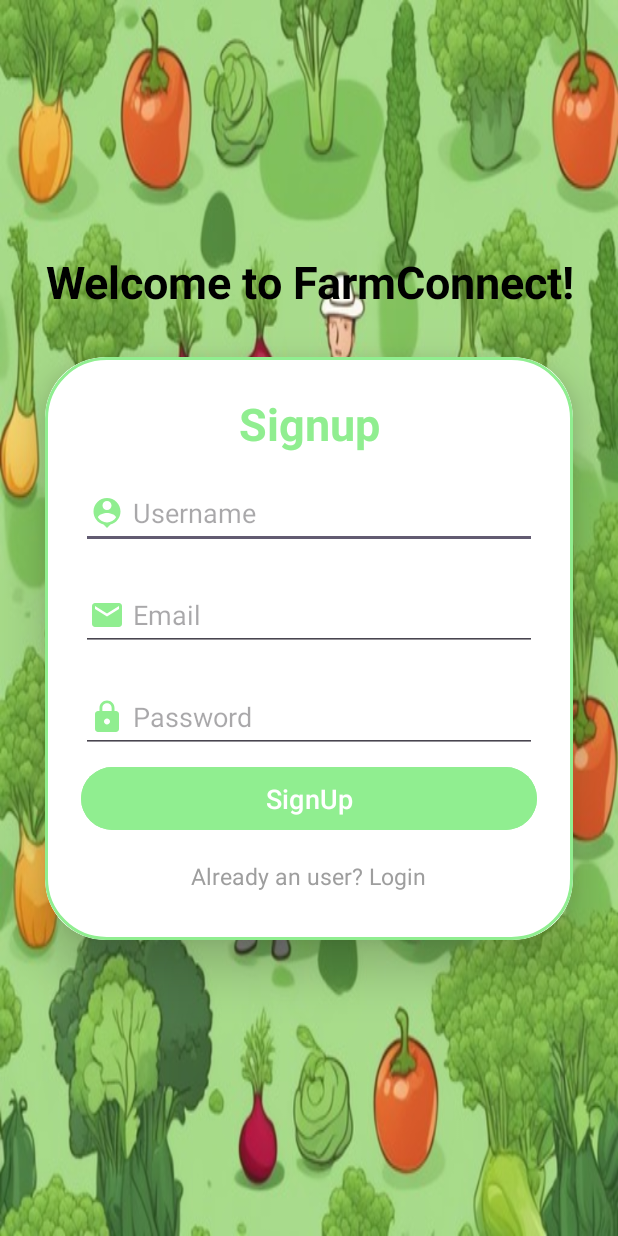
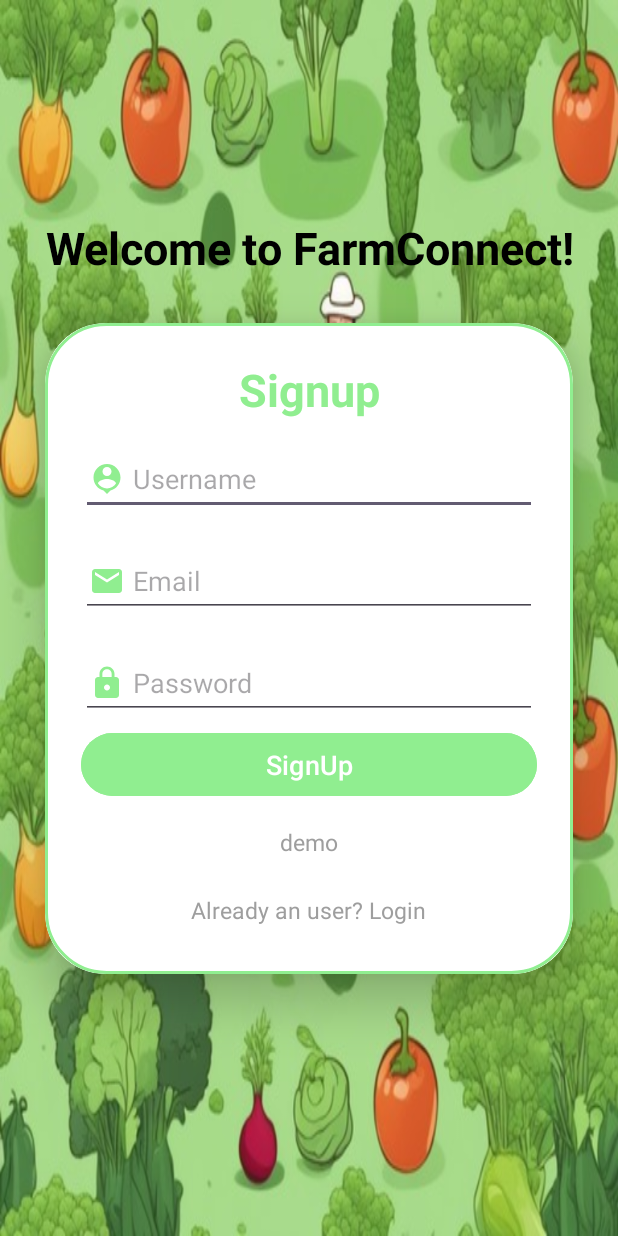
Before and after one commit to rajeev210403/FarmConnect, an Android app: the layout activity_signup.xml on its own in the app's theme, with its tools: preview values and no code run, on a phone screen of 412 x 824 dp. Run offline under Robolectric (Android 15) with nearby library versions, the phone set to English and light mode, and no system bars.

Commit message:
signup linking with backend

```diff
--- a/Frontend/app/src/main/res/layout/activity_signup.xml
+++ b/Frontend/app/src/main/res/layout/activity_signup.xml
@@ -85,7 +85,16 @@
                 android:backgroundTint="#90EE90"
                 android:id="@+id/signupbutton"
                 android:textSize="18dp"/>
-
+            <TextView
+                android:layout_width="wrap_content"
+                android:layout_height="wrap_content"
+                android:id="@+id/atv"
+                android:text="demo"
+                android:layout_gravity="center"
+                android:padding="8dp"
+                android:textSize="15sp"
+                android:layout_marginTop="8dp"
+                android:textColor="#9E9E9E"/>
             <TextView
                 android:layout_width="wrap_content"
                 android:layout_height="wrap_content"
```
Also changed, not shown: Frontend/app/src/main/java/com/example/farmerapp/apiController.java (added, +24 -0 lines), Frontend/app/src/main/java/com/example/farmerapp/apiset.java (added, +17 -0 lines), Frontend/app/src/main/java/com/example/farmerapp/responsemodel.java (added, +21 -0 lines), Frontend/app/src/main/java/com/example/farmerapp/signup.java (+44 -0 lines).
